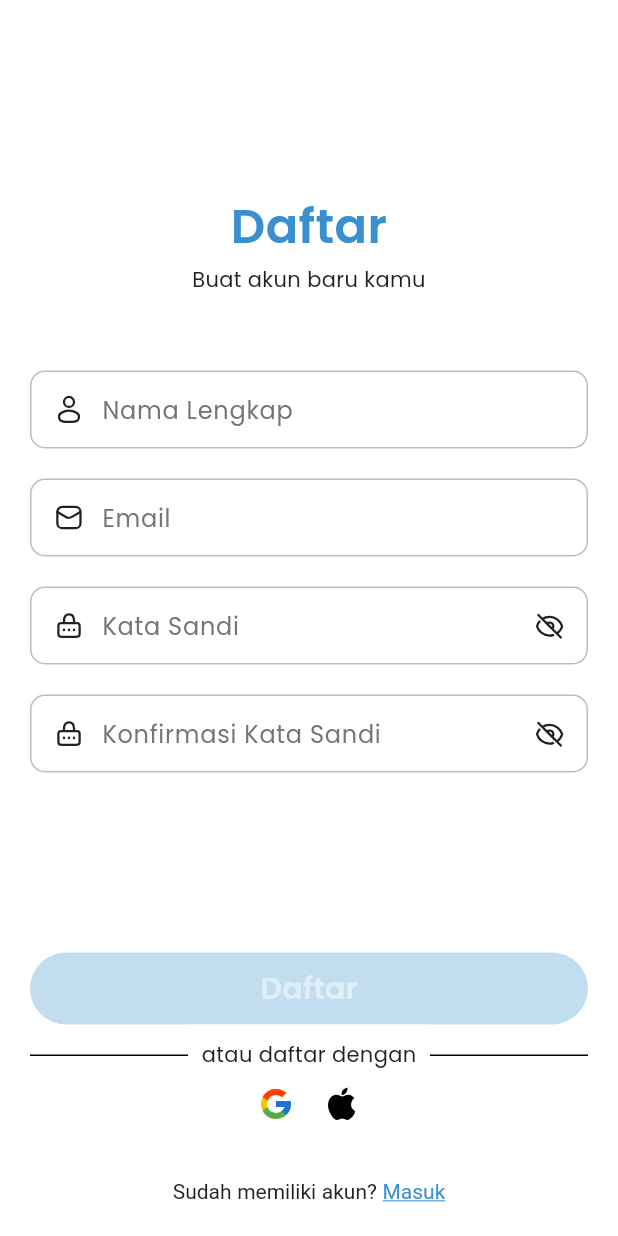
After one commit to alHerys/Workshop-Internship-1, a Flutter app: the RegisterPage screen opened directly, on a phone screen of 412 x 824 dp. The commit adds this screen. Run offline on Flutter 3.47's test engine with Material 3 defaults, Android fonts, the phone set to English and light mode, and no system bars; our stand-ins replace flutter_svg, google_fonts.

Commit message:
Login & Register Page Done

```diff
--- a/lib/core/const/icons_const.dart
+++ b/lib/core/const/icons_const.dart
@@ -6,4 +6,5 @@ final class IconConst {
   static const String lock = 'assets/icons/auth/lock.svg';
   static const String visibilityOn = 'assets/icons/auth/visibility_on.svg';
   static const String visibilityOff = 'assets/icons/auth/visibility_off.svg';
+  static const String person = 'assets/icons/auth/person.svg';
 }
--- a/lib/core/validator/auth_validator.dart
+++ b/lib/core/validator/auth_validator.dart
@@ -28,13 +28,15 @@ class AuthValidator {
   }
 
   static String? confirmPassword({
-    required String? password,
+    required String password,
     required String? confirmPassword,
   }) {
     if (confirmPassword == null || confirmPassword.trim().isEmpty) {
       return 'Konfirmasi Kata Sandi tidak boleh kosong';
     }
-    if (password != confirmPassword) {
+    if (password.trim() != confirmPassword.trim()) {
+      print(password);
+      print(confirmPassword);
       return 'Kata sandi tidak sama';
     }
     return null;
--- a/lib/main.dart
+++ b/lib/main.dart
@@ -1,9 +1,8 @@
 import 'package:flutter/material.dart';
-import 'presentation/auth/pages/login_page.dart';
-import 'presentation/auth/pages/start_page.dart';
-import 'presentation/onboarding/pages/onboarding_page_1.dart';
 
 import 'core/theme/app_theme.dart';
+import 'presentation/auth/pages/login_page.dart';
+import 'presentation/auth/pages/register_page.dart';
 
 void main() {
   runApp(const MyApp());
--- /dev/null
+++ b/lib/presentation/auth/pages/register_page.dart
@@ -0,0 +1,199 @@
+// ignore_for_file: public_member_api_docs, sort_constructors_first
+import 'package:flutter/gestures.dart';
+import 'package:flutter/material.dart';
+import 'package:flutter_svg/svg.dart';
+
+import '../../../core/const/icons_const.dart';
+import '../../../core/theme/app_pallete.dart';
+import '../../../core/theme/app_text.dart';
+import '../../../core/validator/auth_validator.dart';
+import '../widgets/auth_button.dart';
+import '../widgets/custom_field.dart';
+import '../widgets/password_field.dart';
+
+class RegisterPage extends StatefulWidget {
+  const RegisterPage({super.key});
+
+  @override
+  State<RegisterPage> createState() => _RegisterPageState();
+}
+
+class _RegisterPageState extends State<RegisterPage> {
+  final namaController = TextEditingController();
+  final emailController = TextEditingController();
+  final passwordController = TextEditingController();
+  final confirmPasswordController = TextEditingController();
+  final formKey = GlobalKey<FormState>();
+  bool passwordObscured = true;
+  bool confirmPasswordObscured = true;
+
+  @override
+  void dispose() {
+    namaController.dispose();
+    emailController.dispose();
+    passwordController.dispose();
+    confirmPasswordController.dispose();
+    super.dispose();
+  }
+
+  @override
+  Widget build(BuildContext context) {
+    return Scaffold(
+      backgroundColor: AppPallete.neutral100,
+      body: SafeArea(
+        bottom: false,
+        left: false,
+        right: false,
+        child: Form(
+          key: formKey,
+          child: SafeArea(
+            child: Padding(
+              padding: const EdgeInsets.all(20.0),
+              child: Column(
+                children: [
+                  Expanded(
+                    child: Column(
+                      mainAxisAlignment: .center,
+                      crossAxisAlignment: .stretch,
+                      children: [
+                        Text(
+                          'Daftar',
+                          style: AppText.semiBold32.copyWith(
+                            color: AppPallete.primaryNormal,
+                          ),
+                          textAlign: .center,
+                        ),
+                        SizedBox(height: 8),
+                        Text(
+                          'Buat akun baru kamu',
+                          style: AppText.regular14,
+                          textAlign: .center,
+                        ),
+
+                        SizedBox(height: 52),
+
+                        Column(
+                          spacing: 20,
+                          children: [
+                            CustomField(
+                              label: 'Nama Lengkap',
+                              controller: namaController,
+                              prefixIcon: SvgPicture.asset(IconConst.person),
+                              validator: (value) =>
+                                  AuthValidator.name(value: value),
+                            ),
+                            CustomField(
+                              label: 'Email',
+                              controller: emailController,
+                              prefixIcon: SvgPicture.asset(IconConst.email),
+                              validator: (value) =>
+                                  AuthValidator.email(value: value),
+                            ),
+
+                            PasswordField(
+                              label: 'Kata Sandi',
+                              controller: passwordController,
+                              validator: (value) =>
+                                  AuthValidator.password(value: value),
+                            ),
+
+                            PasswordField(
+                              label: 'Konfirmasi Kata Sandi',
+                              controller: confirmPasswordController,
+                              validator: (value) =>
+                                  AuthValidator.confirmPassword(
+                                    password: passwordController.text,
+                                    confirmPassword: value,
+                                  ),
+                            ),
+                          ],
+                        ),
+
+                        SizedBox(height: 8),
+                      ],
+                    ),
+                  ),
+
+                  Column(
+                    crossAxisAlignment: .stretch,
+                    mainAxisAlignment: .end,
+                    children: [
+                      AuthButton(
+                        formKey: formKey,
+                        namaController: namaController,
+                        emailController: emailController,
+                        passwordController: passwordController,
+                        confirmPasswordController: confirmPasswordController,
+                        onPressed: () {
+                          // TODO: Implement registration logic
+                        },
+                      ),
+                      Stack(
+                        alignment: .center,
+                        children: [
+                          Divider(),
+                          Container(
+                            color: AppPallete.neutral100,
+                            padding: .symmetric(horizontal: 9, vertical: 12),
+                            child: Text(
+                              'atau daftar dengan',
+                              style: AppText.regular14,
+                            ),
+                          ),
+                        ],
+                      ),
+
+                      Row(
+                        mainAxisAlignment: .center,
+                        spacing: 20,
+                        children: [
+                          GestureDetector(
+                            onTap: () {
+                              // TODO: Implement Google registration logic
+                            },
+                            child: SvgPicture.asset(IconConst.googleLogo),
+                          ),
+                          GestureDetector(
+                            onTap: () {
+                              // TODO: Implement Apple registration logic
+                            },
+                            child: SvgPicture.asset(IconConst.appleLogo),
+                          ),
+                        ],
+                      ),
+
+                      SizedBox(height: 38),
+
+                      RichText(
+                        textAlign: .center,
+                        text: TextSpan(
+                          text: 'Sudah memiliki akun? ',
+                          style: AppText.regular14.copyWith(
+                            color: AppPallete.neutral900,
+                          ),
+                          children: [
+                            TextSpan(
+                              text: 'Masuk',
+                              recognizer: TapGestureRecognizer()
+                                ..onTap = () {
+                                  Navigator.pop(context);
+                                },
+                              style: AppText.regular14.copyWith(
+                                decoration: .underline,
+                                color: AppPallete.primaryNormal,
+                              ),
+                            ),
+                          ],
+                        ),
+                      ),
+                    ],
+                  ),
+                ],
+              ),
+            ),
+          ),
+        ),
+      ),
+    );
+  }
+}
--- /dev/null
+++ b/lib/presentation/auth/widgets/auth_button.dart
@@ -0,0 +1,70 @@
+// ignore_for_file: public_member_api_docs, sort_constructors_first
+
+import 'package:flutter/material.dart';
+import '../../../core/theme/app_text.dart';
+
+class AuthButton extends StatefulWidget {
+  final TextEditingController? namaController;
+  final TextEditingController emailController;
+  final TextEditingController passwordController;
+  final TextEditingController? confirmPasswordController;
+  final VoidCallback onPressed;
+
+  const AuthButton({
+    super.key,
+    required this.formKey,
+    required this.emailController,
+    required this.passwordController,
+    this.namaController,
+    this.confirmPasswordController,
+    required this.onPressed,
+  });
+
+  final GlobalKey<FormState> formKey;
+
+  @override
+  State<AuthButton> createState() => _AuthButtonState();
+}
+
+class _AuthButtonState extends State<AuthButton> {
+  bool isFieldsFilled = false;
+
+  void _updateFieldsFilled() {
+    final filled =
+        widget.emailController.text.isNotEmpty &&
+        widget.passwordController.text.isNotEmpty &&
+        (widget.namaController == null ||
+            widget.namaController!.text.isNotEmpty) &&
+        (widget.confirmPasswordController == null ||
+            widget.confirmPasswordController!.text.isNotEmpty);
+    setState(() {
+      isFieldsFilled = filled;
+    });
+  }
+
+  @override
+  void initState() {
+    super.initState();
+    widget.namaController?.addListener(_updateFieldsFilled);
+    widget.emailController.addListener(_updateFieldsFilled);
+    widget.passwordController.addListener(_updateFieldsFilled);
+    widget.confirmPasswordController?.addListener(_updateFieldsFilled);
+  }
+
+  @override
+  void dispose() {
+    widget.namaController?.removeListener(_updateFieldsFilled);
+    widget.emailController.removeListener(_updateFieldsFilled);
+    widget.passwordController.removeListener(_updateFieldsFilled);
+    widget.confirmPasswordController?.removeListener(_updateFieldsFilled);
+    super.dispose();
+  }
+
+  @override
+  Widget build(BuildContext context) {
+    return ElevatedButton(
+      onPressed: isFieldsFilled ? widget.onPressed : null,
+      child: Text('Daftar', style: AppText.semiBold20),
+    );
+  }
+}
--- a/lib/presentation/auth/widgets/custom_field.dart
+++ b/lib/presentation/auth/widgets/custom_field.dart
@@ -23,6 +23,7 @@ class CustomField extends StatelessWidget {
   @override
   Widget build(BuildContext context) {
     return TextFormField(
+      controller: controller,
       validator: validator,
       decoration: InputDecoration(
         label: Text(label),
--- a/lib/presentation/auth/widgets/password_field.dart
+++ b/lib/presentation/auth/widgets/password_field.dart
@@ -3,17 +3,18 @@
 import 'package:flutter/material.dart';
 import 'package:flutter_svg/svg.dart';
 import '../../../core/const/icons_const.dart';
-import '../pages/login_page.dart';
 import 'custom_field.dart';
 
 class PasswordField extends StatefulWidget {
-  final TextEditingController passwordController;
+  final TextEditingController controller;
   final String? Function(String?)? validator;
+  final String label;
 
   const PasswordField({
     super.key,
-    required this.passwordController,
+    required this.controller,
     this.validator,
+    required this.label,
   });
 
   @override
@@ -27,8 +28,8 @@ class _PasswordFieldState extends State<PasswordField> {
   Widget build(BuildContext context) {
     return CustomField(
       validator: widget.validator,
-      label: 'Kata Sandi',
-      controller: widget.passwordController,
+      label: widget.label,
+      controller: widget.controller,
       isObscured: isObscured,
       prefixIcon: SvgPicture.asset(IconConst.lock),
       suffixIcon: GestureDetector(
```
Also changed, not shown: lib/presentation/auth/pages/login_page.dart (+31 -37 lines), lib/presentation/auth/widgets/auth_background.dart (added, +42 -0 lines), assets/icons/auth/person.svg (added).
